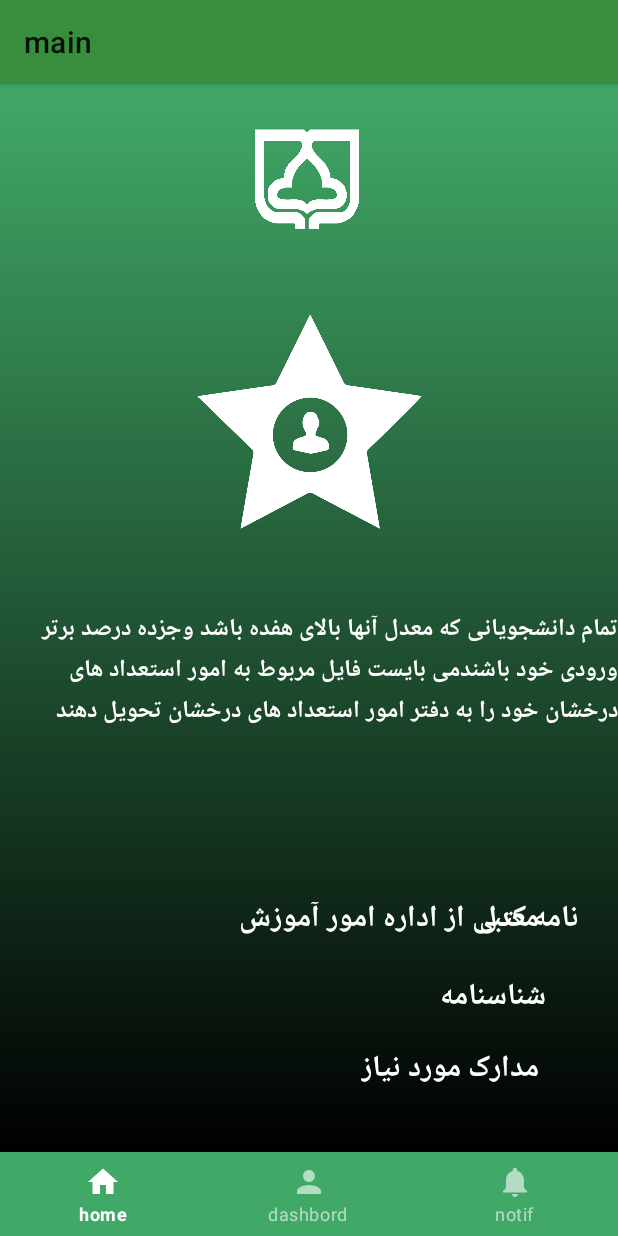
After one commit to Amirft79/semnanuni, an Android app: the IntelStudentFragment screen opened through its navigation route, on a phone screen of 412 x 824 dp. The commit adds this screen. Run offline under Robolectric (Android 15) with nearby library versions, the phone set to English and light mode, and no system bars; our stand-ins replace navigation-ui.

Commit message:
commit for the intelFragment

```diff
--- a/app/src/main/java/ir/ac/semnan/golestan/app/mysemnanuni/ui/DashboardFragment.kt
+++ b/app/src/main/java/ir/ac/semnan/golestan/app/mysemnanuni/ui/DashboardFragment.kt
@@ -69,5 +69,9 @@ class DashboardFragment : Fragment() {
             val action=DashboardFragmentDirections.actionDashboardFragmentToReadBookFragment()
             navController.navigate(action)
         }
+        binding.card5.setOnClickListener {
+            val action=DashboardFragmentDirections.actionDashboardFragmentToIntelStudentFragment()
+            navController.navigate(action)
+        }
     }
 }
--- /dev/null
+++ b/app/src/main/java/ir/ac/semnan/golestan/app/mysemnanuni/ui/IntelStudentFragment.kt
@@ -0,0 +1,32 @@
+package ir.ac.semnan.golestan.app.mysemnanuni.ui
+
+import android.os.Bundle
+import androidx.fragment.app.Fragment
+import android.view.LayoutInflater
+import android.view.View
+import android.view.ViewGroup
+import ir.ac.semnan.golestan.app.mysemnanuni.R
+import ir.ac.semnan.golestan.app.mysemnanuni.databinding.FragmentIntelStudentBinding
+
+
+class IntelStudentFragment : Fragment() {
+
+    private var _Binding:FragmentIntelStudentBinding?=null
+    private val binding get() = _Binding!!
+
+
+    override fun onCreate(savedInstanceState: Bundle?) {
+        super.onCreate(savedInstanceState)
+
+    }
+
+    override fun onCreateView(
+        inflater: LayoutInflater, container: ViewGroup?,
+        savedInstanceState: Bundle?
+    ): View? {
+
+        _Binding= FragmentIntelStudentBinding.inflate(layoutInflater)
+        return binding.root
+    }
+
+}
--- /dev/null
+++ b/app/src/main/res/layout/fragment_intel_student.xml
@@ -0,0 +1,111 @@
+<?xml version="1.0" encoding="utf-8"?>
+<FrameLayout xmlns:android="http://schemas.android.com/apk/res/android"
+    xmlns:tools="http://schemas.android.com/tools"
+    android:layout_width="match_parent"
+    android:layout_height="match_parent"
+    xmlns:app="http://schemas.android.com/apk/res-auto"
+    android:background="@drawable/main_shape_geradiant"
+    tools:context=".ui.IntelStudentFragment">
+
+
+    <androidx.constraintlayout.widget.ConstraintLayout
+        android:layout_width="match_parent"
+        android:layout_height="match_parent">
+
+        <ImageView
+            android:id="@+id/iv_main_logo"
+            android:layout_width="150dp"
+            android:layout_height="150dp"
+            app:layout_constraintStart_toStartOf="parent"
+            app:layout_constraintEnd_toEndOf="parent"
+            app:layout_constraintTop_toTopOf="parent"
+            android:src="@drawable/semnamunilogo">
+        </ImageView>
+
+
+
+        <ImageView
+            android:id="@+id/iv_star"
+            android:layout_width="150dp"
+            android:layout_height="150dp"
+            app:layout_constraintStart_toStartOf="@id/iv_main_logo"
+            app:layout_constraintEnd_toEndOf="@id/iv_main_logo"
+            app:layout_constraintTop_toBottomOf="@id/iv_main_logo"
+            android:src="@drawable/startstudent">
+        </ImageView>
+
+
+
+        <TextView
+            android:id="@+id/tv_1"
+            android:layout_width="wrap_content"
+            android:layout_height="wrap_content"
+            app:layout_constraintStart_toStartOf="parent"
+            app:layout_constraintEnd_toEndOf="parent"
+            app:layout_constraintTop_toBottomOf="@id/iv_star"
+            android:layout_marginTop="50dp"
+            android:textStyle="bold"
+            android:textColor="#ffffff"
+            android:textSize="16sp"
+            android:text="تمام دانشجویانی که معدل آنها بالای هفده باشد وجزده درصد برتر ورودی خود باشندمی بایست فایل مربوط به امور استعداد های درخشان خود را به دفتر امور استعداد های درخشان تحویل دهند">
+        </TextView>
+
+
+        <TextView
+            android:layout_width="wrap_content"
+            android:layout_height="wrap_content"
+            android:layout_marginTop="208dp"
+            android:text="مدارک مورد نیاز"
+            android:textColor="#ffffff"
+            android:textSize="20sp"
+            android:textStyle="bold"
+            app:layout_constraintEnd_toEndOf="parent"
+            app:layout_constraintHorizontal_bias="0.821"
+            app:layout_constraintStart_toStartOf="parent"
+            app:layout_constraintTop_toBottomOf="@id/tv_1"></TextView>
+
+        <TextView
+            android:layout_width="wrap_content"
+            android:layout_height="wrap_content"
+            android:layout_marginTop="160dp"
+            android:text="شناسنامه"
+            android:textColor="#ffffff"
+            android:textSize="20sp"
+            android:textStyle="bold"
+            app:layout_constraintEnd_toEndOf="parent"
+            app:layout_constraintHorizontal_bias="0.859"
+            app:layout_constraintStart_toStartOf="parent"
+            app:layout_constraintTop_toBottomOf="@id/tv_1"></TextView>
+
+        <TextView
+            android:layout_width="wrap_content"
+            android:layout_height="wrap_content"
+            android:layout_marginTop="108dp"
+            android:text="معدل"
+            android:textColor="#ffffff"
+            android:textSize="20sp"
+            android:textStyle="bold"
+            app:layout_constraintEnd_toEndOf="parent"
+            app:layout_constraintHorizontal_bias="0.859"
+            app:layout_constraintStart_toStartOf="parent"
+            app:layout_constraintTop_toBottomOf="@id/tv_1"></TextView>
+
+        <TextView
+            android:layout_width="wrap_content"
+            android:layout_height="wrap_content"
+            android:layout_marginTop="108dp"
+            android:text="نامه کتبی از اداره امور آموزش"
+            android:textColor="#ffffff"
+            android:textSize="20sp"
+            android:textStyle="bold"
+            app:layout_constraintEnd_toEndOf="parent"
+            app:layout_constraintHorizontal_bias="0.859"
+            app:layout_constraintStart_toStartOf="parent"
+            app:layout_constraintTop_toBottomOf="@id/tv_1"></TextView>
+
+
+    </androidx.constraintlayout.widget.ConstraintLayout>
+
+
+
+</FrameLayout>
--- a/app/src/main/res/navigation/main_navigation.xml
+++ b/app/src/main/res/navigation/main_navigation.xml
@@ -39,6 +39,9 @@
         <action
             android:id="@+id/action_dashboardFragment_to_readBookFragment"
             app:destination="@id/readBookFragment" />
+        <action
+            android:id="@+id/action_dashboardFragment_to_intelStudentFragment"
+            app:destination="@id/intelStudentFragment" />
     </fragment>
     <fragment
         android:id="@+id/notifictionFragment"
@@ -147,6 +150,17 @@
         tools:layout="@layout/fragment_read_book" >
         <action
             android:id="@+id/action_readBookFragment_to_dashboardFragment"
+            app:destination="@id/dashboardFragment"
+            app:enterAnim="@anim/nav_default_enter_anim"
+            app:exitAnim="@anim/nav_default_exit_anim" />
+    </fragment>
+    <fragment
+        android:id="@+id/intelStudentFragment"
+        android:name="ir.ac.semnan.golestan.app.mysemnanuni.ui.IntelStudentFragment"
+        android:label="fragment_intel_student"
+        tools:layout="@layout/fragment_intel_student" >
+        <action
+            android:id="@+id/action_intelStudentFragment_to_dashboardFragment"
             app:destination="@id/dashboardFragment" />
     </fragment>
 </navigation>
```
Also changed, not shown: app/src/main/res/drawable/startstudent.png (added).
